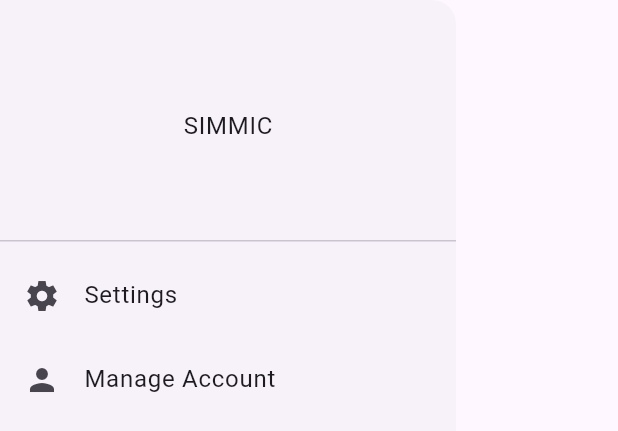
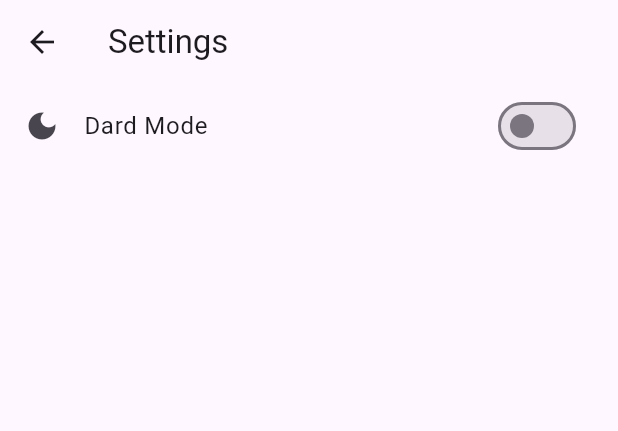
Before and after one commit to smmic-capstone/smmic-app, a Flutter app: the ComponentDrawer widget shown alone on an empty page, opened directly, after a tap on "Settings", on a phone screen of 412 x 824 dp. Shown: the top 431 px of the screen. Run offline on Flutter 3.47's test engine with Material 3 defaults, Android fonts, the phone set to English and light mode, and no system bars; our stand-ins replace geocoding, geolocator, syncfusion_flutter_gauges.

Commit message:
update july 22

```diff
--- a/lib/components/drawer.dart
+++ b/lib/components/drawer.dart
@@ -1,5 +1,5 @@
-import 'package:flutter/cupertino.dart';
 import 'package:flutter/material.dart';
+import 'package:smmic/pages/settings.dart';
 
 class ComponentDrawer extends StatefulWidget {
   const ComponentDrawer({super.key});
@@ -14,9 +14,33 @@ class ComponentDrawerState extends State<ComponentDrawer> {
     return Drawer(
       child: ListView(
         children: [
-          const DrawerHeader(child: Center(child: Text('SIMMIC'))),
+          const DrawerHeader(
+              child: Row(
+            children: [
+              Center(
+                  child: Padding(
+                padding: EdgeInsets.all(8.0),
+                child: CircleAvatar(
+                  radius: 30,
+                  backgroundColor: Colors.grey,
+                  child: Icon(
+                    Icons.person,
+                    size: 30,
+                    color: Colors.white,
+                  ),
+                ),
+              )),
+              Text(
+                'Jozua Cyd, Rubio',
+                style: TextStyle(fontWeight: FontWeight.bold),
+              )
+            ],
+          )),
           GestureDetector(
-            onTap: () {},
+            onTap: () {
+              Navigator.push(context,
+                  MaterialPageRoute(builder: (context) => const Settings()));
+            },
             child: const ListTile(
                 leading: Icon(Icons.settings_sharp), title: Text('Settings')),
           ),
--- /dev/null
+++ b/lib/pages/settings.dart
@@ -0,0 +1,34 @@
+import 'package:flutter/material.dart';
+import 'package:provider/provider.dart';
+import 'package:smmic/provide/provide.dart';
+
+class Settings extends StatefulWidget {
+  const Settings({super.key});
+
+  @override
+  State<Settings> createState() => _SettingsState();
+}
+
+class _SettingsState extends State<Settings> {
+  @override
+  Widget build(BuildContext context) {
+    return Scaffold(
+      appBar: AppBar(
+        title: const Text('Settings'),
+      ),
+      body: Consumer<UiProvider>(builder: (context, notifier, child) {
+        return Column(
+          children: [
+            ListTile(
+              leading: const Icon(Icons.dark_mode),
+              title: const Text('Dard Mode'),
+              trailing: Switch(
+                  value: notifier.isDark,
+                  onChanged: (value) => notifier.changTheme()),
+            ),
+          ],
+        );
+      }),
+    );
+  }
+}
--- /dev/null
+++ b/lib/provide/provide.dart
@@ -0,0 +1,27 @@
+import 'package:flutter/material.dart';
+
+class UiProvider extends ChangeNotifier {
+  bool _isDark = false;
+  bool get isDark => _isDark;
+
+  //custom darktheme
+  final darktheme = ThemeData(
+      primaryColor: Colors.black12,
+      brightness: Brightness.dark,
+      primaryColorDark: Colors.black12);
+
+  final lightTheme = ThemeData(
+      primaryColor: Colors.white,
+      brightness: Brightness.light,
+      primaryColorDark: Colors.white);
+
+//toggle button
+  changTheme() {
+    _isDark = !isDark;
+    notifyListeners();
+  }
+
+  init() {
+    notifyListeners();
+  }
+}
--- a/pubspec.yaml
+++ b/pubspec.yaml
@@ -40,6 +40,8 @@ dependencies:
   geocoding: ^3.0.0
   lottie: ^3.1.2
   http: ^1.2.1
+  provider: ^6.1.2
+  shared_preferences: ^2.2.3
 
 dev_dependencies:
   flutter_test:
@@ -83,6 +85,10 @@ flutter:
   # To add assets to your application, add an assets section, like this:
   assets:
     - assets/background.jpg
+    - assets/background2.jpg
+    - assets/notibell.png
+    - assets/device.png
+    - assets/irrigation.png
 
   # An image asset can refer to one or more resolution-specific "variants", see
   # https://flutter.dev/assets-and-images/#resolution-aware
```
Also changed, not shown: lib/components/bottomnavbar/bottom_nav_bar.dart (+15 -5 lines), lib/components/grid/gridItem.dart (+22 -6 lines), lib/components/grid/gridbox.dart (+8 -2 lines), lib/main.dart (+16 -3 lines), lib/pages/dashboard.dart (+19 -3 lines), assets/background2.jpg (added), assets/device.png (added), assets/irrigation.png (added), assets/notibell.png (added), pubspec.lock, 1 other file.
